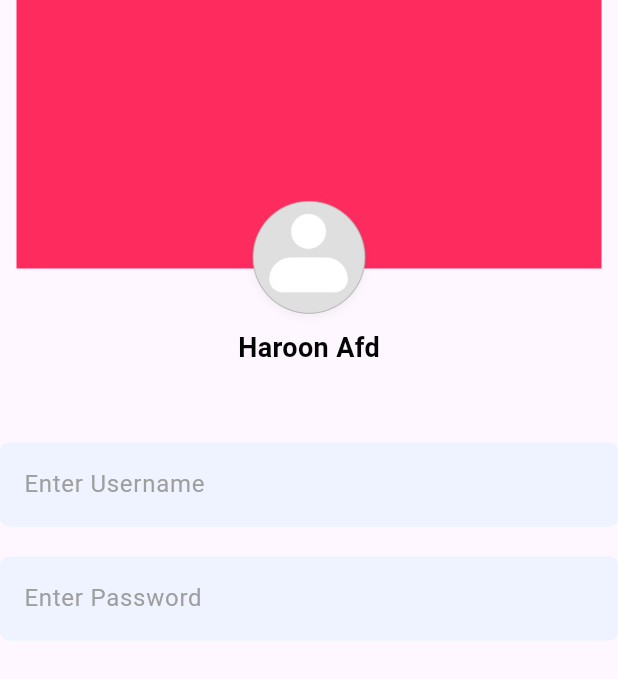
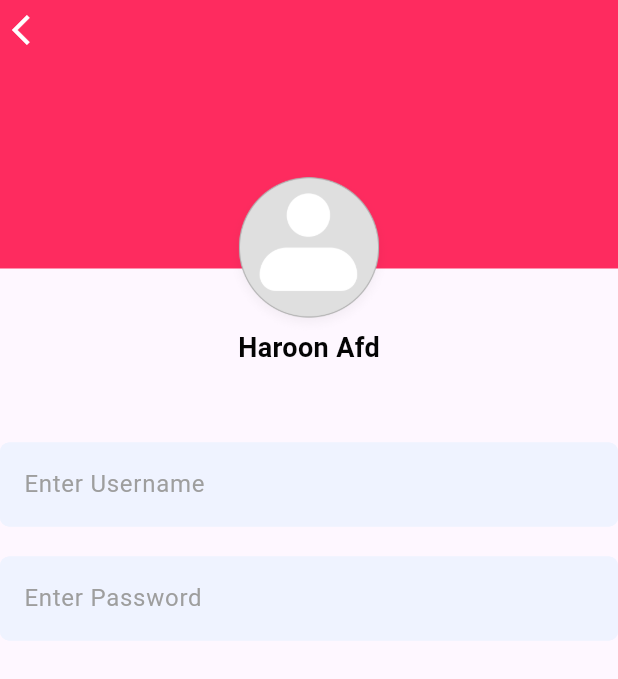
Before and after one commit to muhammadharoon303/Flutter-Basic, a Flutter app: the EditProfileScreen screen opened directly, on a phone screen of 412 x 824 dp. Shown: the top 679 px of the screen. Run offline on Flutter 3.47's test engine with Material 3 defaults, Android fonts, the phone set to English and light mode, and no system bars; our stand-ins replace flick_video_player, video_player, youtube_player_flutter.

Commit message:
updated profile Screen

```diff
--- a/lib/ui/screens/profile/edit_profile_screen.dart
+++ b/lib/ui/screens/profile/edit_profile_screen.dart
@@ -7,23 +7,36 @@ class EditProfileScreen extends StatelessWidget {
 
   @override
   Widget build(BuildContext context) {
-    return Scaffold(
+    return SafeArea(
+      child: Scaffold(
         body: Column(
+
           children: [
+
             Stack(
               clipBehavior: Clip.none,
               alignment: Alignment.bottomCenter,
               children: [
                 Container(
+                  alignment: Alignment.topLeft,
                   height: 179,
-                width: 390,
+                  width: double.infinity,
                   color: pinkColor,
+                  child:   Padding(
+                    padding: const EdgeInsets.all(8.0),
+                    child: InkWell(
+                        onTap: (){
+                          Navigator.pop(context);
+                        },
+                        child: Icon(Icons.arrow_back_ios,color: whiteColor,)),
+                  ),
+
                 ),
 
                 /// Profile Image
                 Positioned(
-                bottom: -40,
-                child: Image.asset("assets/icons_assets/person_icon.png", scale: 4, width: 90, height: 90,),),
+                  bottom: -45,
+                  child: Image.asset("assets/icons_assets/person_icon.png", scale: 3, width: 112, height: 112,),),
 
               ],
             ),
@@ -43,6 +56,7 @@ class EditProfileScreen extends StatelessWidget {
           ),
         ),
           ],)
+      ),
     );
   }
 }
--- a/lib/ui/screens/profile/profile_screen.dart
+++ b/lib/ui/screens/profile/profile_screen.dart
@@ -112,8 +112,14 @@ class ProfileScreen extends StatelessWidget {
                 Card(
                   child:InkWell(
                     onTap:(){
-                      Navigator.push(context, MaterialPageRoute(builder: (context) =>
-                          PrivacyPolicyScreen() ,));
+                      showModalBottomSheet(context: context, builder: (context) {
+                        return Container(
+
+
+                        );
+                      },);
+
+
                     },child:ListTile(
                     leading:
                     Image.asset("assets/icons_assets/logout.png", scale: 2),
--- a/lib/ui/screens/qr_screen/qr_screen.dart
+++ b/lib/ui/screens/qr_screen/qr_screen.dart
@@ -89,9 +89,7 @@ class QrScreen extends StatelessWidget {
                         // Image.asset("assets/icons_assets/scan.png",color: whiteColor,),
                         Icon(Icons.qr_code_scanner, color: whiteColor),
                         SizedBox(width: 20),
-                        Text(
-                          "Scan Barcode",
-                          style: TextStyle(color: whiteColor),
+                        Text("Scan Barcode", style: TextStyle(color: whiteColor),
                         ),
                       ],
                     ),
```
Lines whose indentation alone changed are shown as unchanged.
